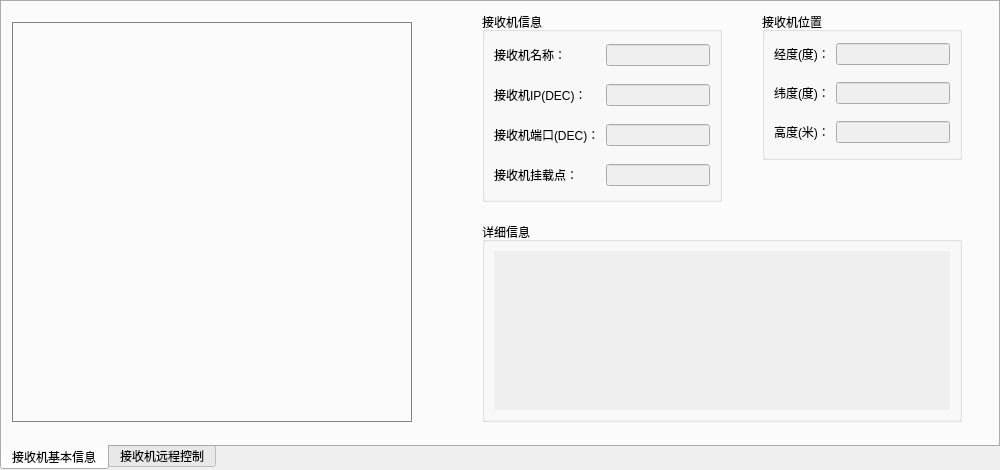
yanghang8612/SMAMMainUI, file widget/receiverinfo_widget.ui: the form before one commit.
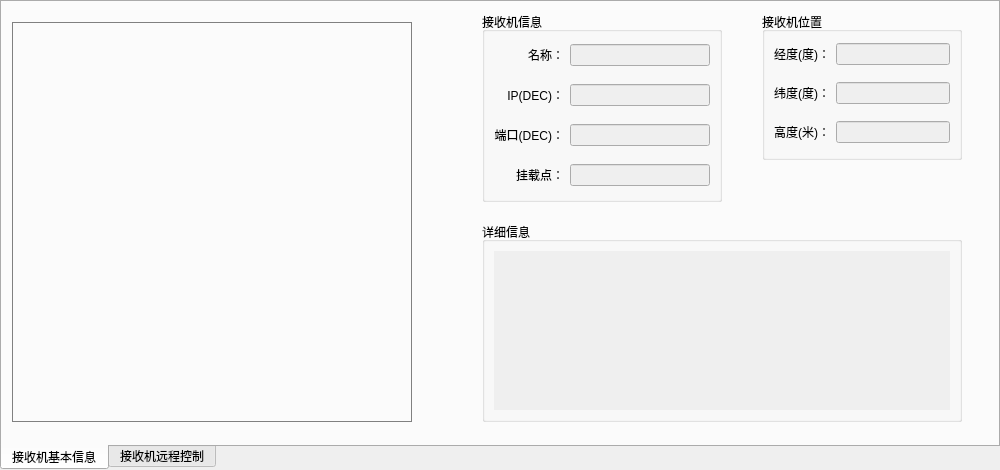
The form after the commit.

```diff
--- a/widget/receiverinfo_widget.ui
+++ b/widget/receiverinfo_widget.ui
@@ -45,7 +45,10 @@
      <item row="2" column="0">
       <widget class="QLabel" name="label_3">
        <property name="text">
-        <string>接收机端口(DEC)：</string>
+        <string>端口(DEC)：</string>
+       </property>
+       <property name="alignment">
+        <set>Qt::AlignRight|Qt::AlignTrailing|Qt::AlignVCenter</set>
        </property>
        <property name="buddy">
         <cstring>receiverPortEdit</cstring>
@@ -68,7 +71,10 @@
      <item row="0" column="0">
       <widget class="QLabel" name="label">
        <property name="text">
-        <string>接收机名称：</string>
+        <string>名称：</string>
+       </property>
+       <property name="alignment">
+        <set>Qt::AlignRight|Qt::AlignTrailing|Qt::AlignVCenter</set>
        </property>
        <property name="buddy">
         <cstring>receiverNameEdit</cstring>
@@ -91,7 +97,10 @@
      <item row="1" column="0">
       <widget class="QLabel" name="label_2">
        <property name="text">
-        <string>接收机IP(DEC)：    </string>
+        <string>IP(DEC)：</string>
+       </property>
+       <property name="alignment">
+        <set>Qt::AlignRight|Qt::AlignTrailing|Qt::AlignVCenter</set>
        </property>
        <property name="buddy">
         <cstring>receiverIPEdit</cstring>
@@ -114,7 +123,10 @@
      <item row="3" column="0">
       <widget class="QLabel" name="label_7">
        <property name="text">
-        <string>接收机挂载点：</string>
+        <string>挂载点：</string>
+       </property>
+       <property name="alignment">
+        <set>Qt::AlignRight|Qt::AlignTrailing|Qt::AlignVCenter</set>
        </property>
       </widget>
      </item>
@@ -157,6 +169,9 @@
        <property name="text">
         <string>经度(度)：</string>
        </property>
+       <property name="alignment">
+        <set>Qt::AlignRight|Qt::AlignTrailing|Qt::AlignVCenter</set>
+       </property>
       </widget>
      </item>
      <item row="0" column="1">
@@ -177,6 +192,9 @@
        <property name="text">
         <string>纬度(度)：</string>
        </property>
+       <property name="alignment">
+        <set>Qt::AlignRight|Qt::AlignTrailing|Qt::AlignVCenter</set>
+       </property>
       </widget>
      </item>
      <item row="1" column="1">
@@ -197,6 +215,9 @@
        <property name="text">
         <string>高度(米)：</string>
        </property>
+       <property name="alignment">
+        <set>Qt::AlignRight|Qt::AlignTrailing|Qt::AlignVCenter</set>
+       </property>
       </widget>
      </item>
      <item row="2" column="1">
```
